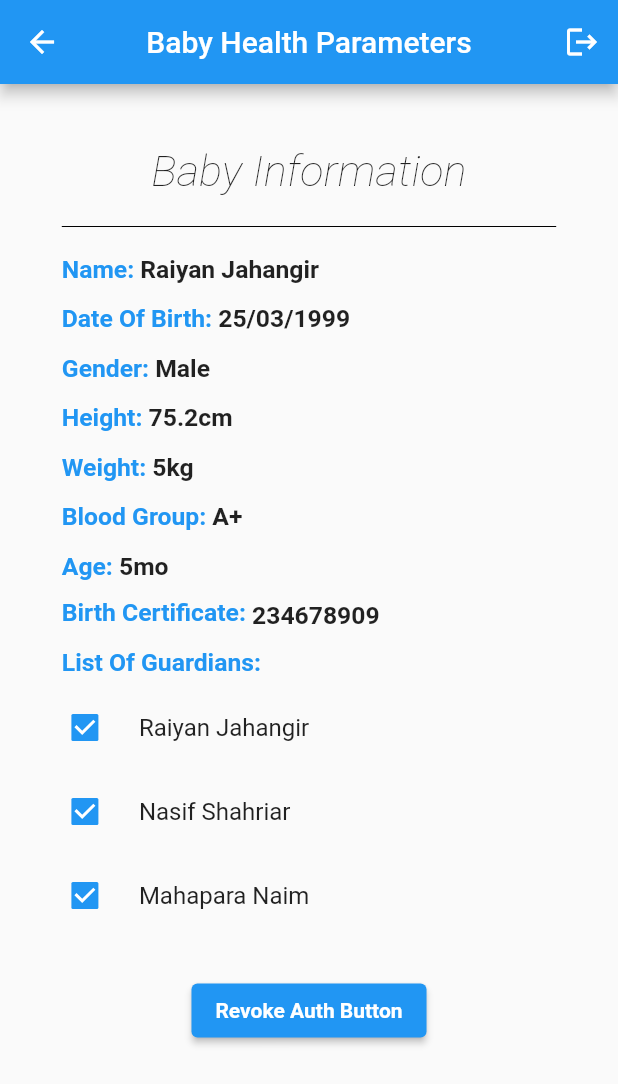
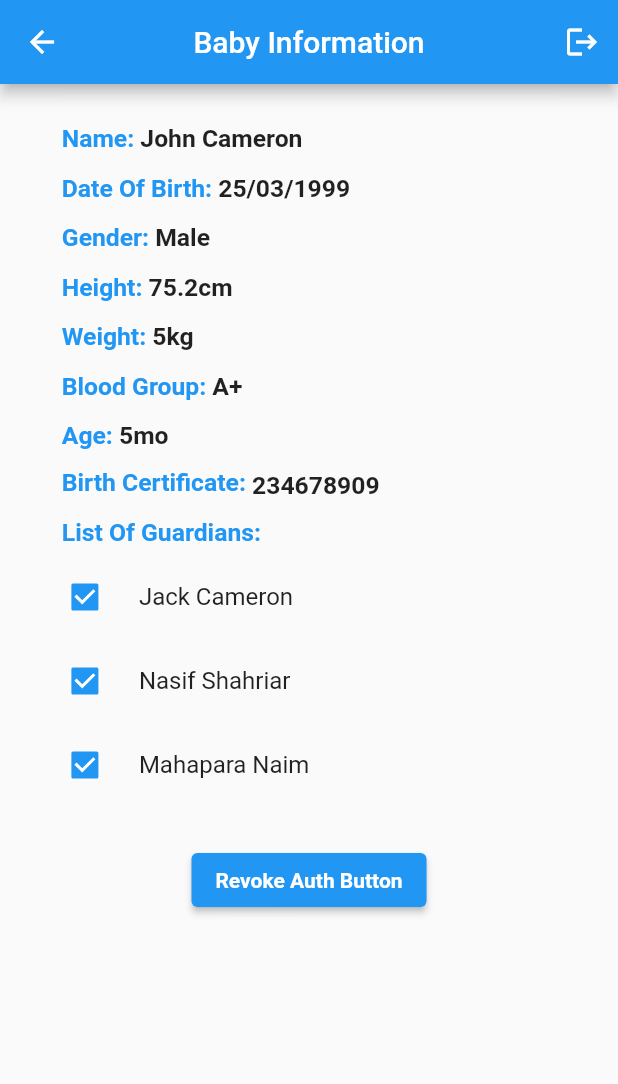
Before and after one commit to RaiyanJahangir/Capstone-Project, a Flutter app: the HomeScreen screen opened directly, after a tap on "Check Health Parameters", after a tap on the "arrow back" icon, after a tap on "Check baby Info", on a phone screen of 412 x 824 dp. Shown: the top 1084 px of the screen. Run offline on Flutter 3.47's test engine with Material 2 defaults, Android fonts, the phone set to English and light mode, and no system bars; our stand-ins replace cloud_firestore, firebase_auth, firebase_core, firebase_database, fluttertoast; accounts and stored records are empty.

Commit message:
slight modification of child info page

```diff
--- a/lib/screens/child_info_screen.dart
+++ b/lib/screens/child_info_screen.dart
@@ -36,7 +36,7 @@ class ChildInfoScreenState extends State<ChildInfoScreen> {
   @override
   Widget build(BuildContext context) {
     //var nm="Nasif Shahriar";
-    var baby_name = "Raiyan Jahangir";
+    var baby_name = "John Cameron";
     var dob = "25/03/1999";
     var gender = "Male";
     var baby_height = "75.2cm";
@@ -44,7 +44,7 @@ class ChildInfoScreenState extends State<ChildInfoScreen> {
     var blood_group = "A+";
     var baby_age = "5mo";
     var bbc = "234678909";
-    var guardians = ["Raiyan Jahangir", "Nasif Shahriar", "Mahapara Naim"];
+    var guardians = ["Jack Cameron", "Nasif Shahriar", "Mahapara Naim"];
 
     var wo = MediaQuery.of(context).size.width;
     var wh = MediaQuery.of(context).size.height;
@@ -52,18 +52,18 @@ class ChildInfoScreenState extends State<ChildInfoScreen> {
     //entire list
     List<Widget> bd = [
       Container(child: Padding(padding: EdgeInsets.only(right: 0.2 * wo))),
-      Container(
-        child: Text('Baby Information',
-            style: TextStyle(
-                fontWeight: FontWeight.w200,
-                fontSize: wh * 0.035,
-                height: 3,
-                fontStyle: FontStyle.italic)),
-      ),
+      // Container(
+      //   child: Text('Baby Information',
+      //       style: TextStyle(
+      //           fontWeight: FontWeight.w200,
+      //           fontSize: wh * 0.035,
+      //           height: 3,
+      //           fontStyle: FontStyle.italic)),
+      // ),
 
       Container(
           child: Divider(
-              color: Colors.black, endIndent: 0.1 * wo, indent: 0.1 * wo)),
+              color: Colors.white, endIndent: 0.1 * wo, indent: 0.1 * wo)),
       //taking for a row
       Row(children: <Widget>[
         Padding(padding: EdgeInsets.only(right: 0.1 * wo)),
@@ -234,7 +234,7 @@ class ChildInfoScreenState extends State<ChildInfoScreen> {
                   MaterialPageRoute(builder: (context) => HomeScreen()));
             },
           ),
-          title: Text("Baby Health Parameters"),
+          title: Text("Baby Information"),
           centerTitle: true,
           actions: <Widget>[
             IconButton(
```
